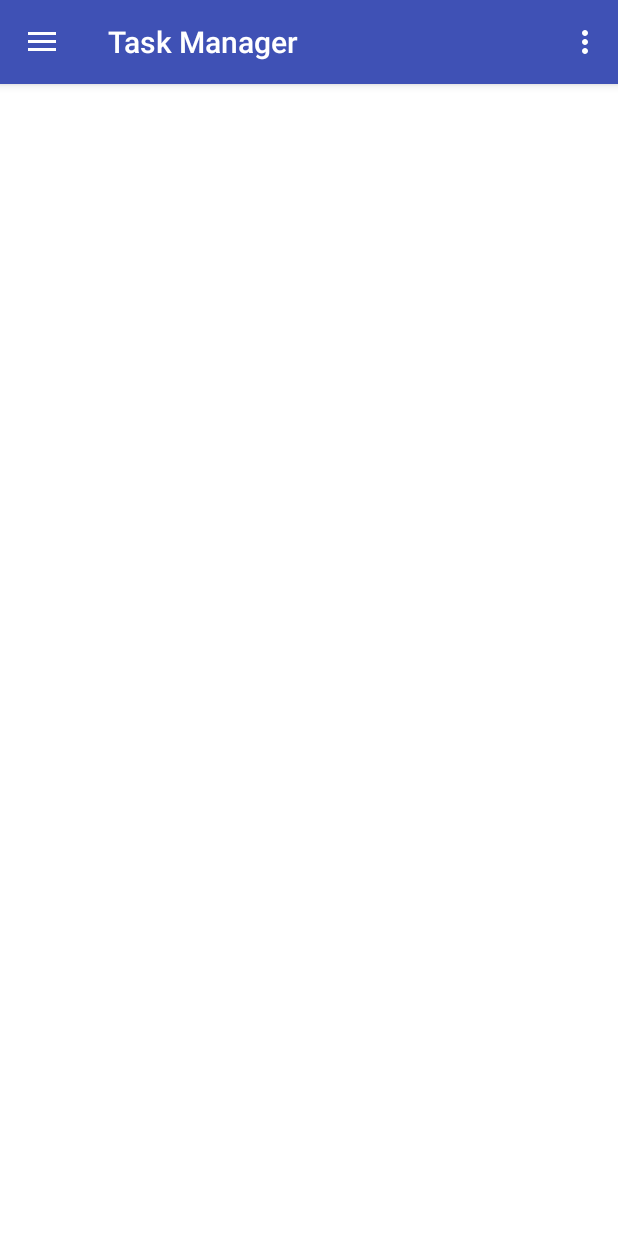
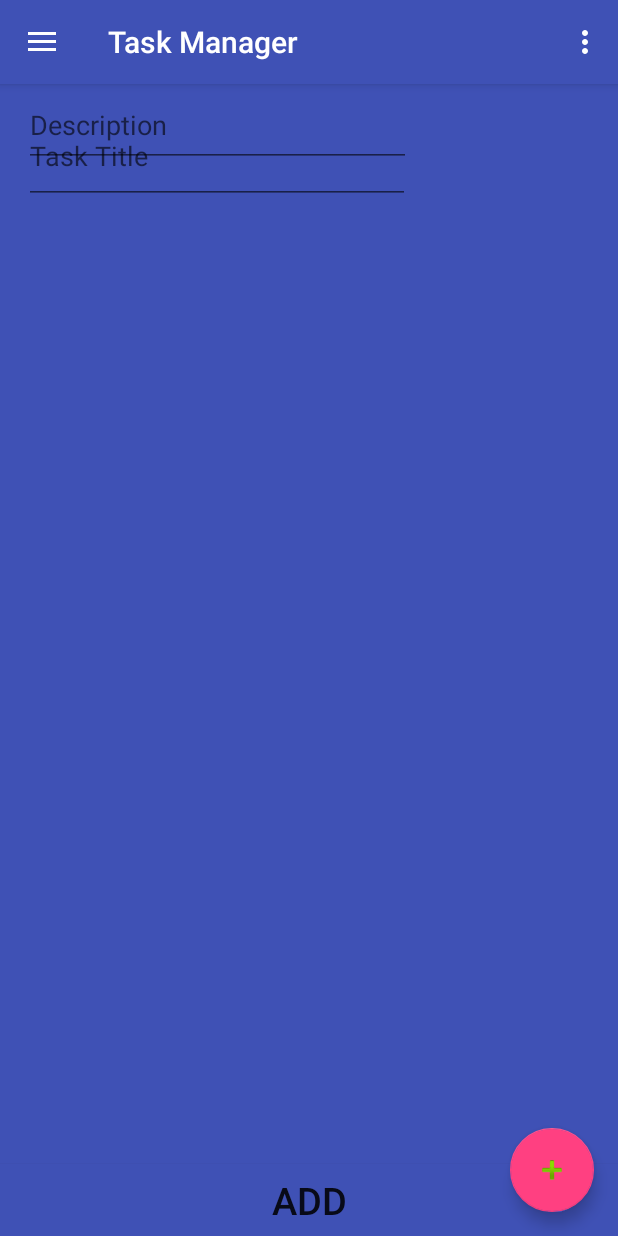
Before and after one commit to ElijahMitchellSmith/TaskManagerAndroid, an Android app: the fragment AddTaskFragment placed in its activity, on a phone screen of 412 x 824 dp. Run offline under Robolectric (Android 15) with nearby library versions, the phone set to English and light mode, and no system bars; our stand-ins replace ButterKnife; 1 statement that could not run was skipped.

Commit message:
Bound new elements in add task XML

```diff
--- a/app/src/main/java/com/example/elijahsmith/taskmanager/AddTaskFragment.java
+++ b/app/src/main/java/com/example/elijahsmith/taskmanager/AddTaskFragment.java
@@ -7,11 +7,22 @@ import android.support.v4.app.Fragment;
 import android.view.LayoutInflater;
 import android.view.View;
 import android.view.ViewGroup;
+import android.widget.EditText;
+import android.widget.Toast;
 
+import java.util.Date;
+
+import butterknife.BindView;
 import butterknife.ButterKnife;
+import butterknife.OnClick;
 
 public class AddTaskFragment extends Fragment {
     private ActivityCallback activityCallback;
+    private TaskDatabase taskDatabase;
+    @BindView(R.id.task_title_edit)
+    protected EditText taskTitle;
+    @BindView(R.id.task_description_edit)
+    protected EditText taskDescription;
 
     @Nullable
     @Override
@@ -21,6 +32,7 @@ public class AddTaskFragment extends Fragment {
         return view;
     }
 
+
     public static AddTaskFragment newInstance() {
 
         Bundle args = new Bundle();
@@ -29,14 +41,37 @@ public class AddTaskFragment extends Fragment {
         fragment.setArguments(args);
         return fragment;
     }
+    @Override
+    public void onStart() {
+        super.onStart();
+        taskDatabase = ((TaskApplication) getActivity().getApplicationContext()).getDatabase();
+    }
+
 
     public void attachParent(ActivityCallback activityCallback) {
         this.activityCallback = activityCallback;
-
     }
 
     public interface ActivityCallback {
-
         void addClicked();
     }
-}
+
+    @OnClick(R.id.add_task_button)
+    protected void addButtonClicked() {
+        if (taskTitle.getText().toString().isEmpty() || taskDescription.getText().toString().isEmpty()) {
+            Toast.makeText(getActivity(), "All Fields Are Required", Toast.LENGTH_LONG).show();
+        } else {
+            String gameName = taskTitle.getText().toString();
+            String genre = taskDescription.getText().toString();
+            addTaskToDatabase(gameName, genre);
+            Toast.makeText(getActivity(), "Game Added!", Toast.LENGTH_LONG).show();
+        }
+    }
+        private void addTaskToDatabase (final String taskTitle, final String taskDescription){
+            Task task = new Task(taskTitle, taskDescription, new Date());
+            taskDatabase.taskDao().addTask(task);
+            activityCallback.addClicked();
+
+        }
+
+    }
--- a/app/src/main/java/com/example/elijahsmith/taskmanager/MainActivity.java
+++ b/app/src/main/java/com/example/elijahsmith/taskmanager/MainActivity.java
@@ -23,8 +23,6 @@ public class MainActivity extends AppCompatActivity
     private AddTaskFragment addTaskFragment;
  //   @BindView(R.menu.activity_main_drawer)
    // protected Menu drawerMenu;
-    @BindView(R.id.add_task_button)
-    protected Button addTaskButton;
 
     @Override
     protected void onCreate(Bundle savedInstanceState) {
@@ -84,10 +82,6 @@ public class MainActivity extends AppCompatActivity
     public boolean onNavigationItemSelected(MenuItem item) {
         // Handle navigation view item clicks here.
         int id = item.getItemId();
-        if (addTaskButton.isActivated()) {
-            addTaskFragment = AddTaskFragment.newInstance();
-            getSupportFragmentManager().beginTransaction().replace(R.id.fragment_holder,addTaskFragment).commit();
-        }
 
 
      /*   if (id == R.id.nav_camera) {
@@ -109,6 +103,13 @@ public class MainActivity extends AppCompatActivity
         drawer.closeDrawer(GravityCompat.START);
         return true;
     }
+    @OnClick(R.id.add_task_fab)
+    public void addTask() {
+        addTaskFragment = AddTaskFragment.newInstance();
+        addTaskFragment.attachParent(this);
+        getSupportFragmentManager().beginTransaction().replace(R.id.fragment_holder,addTaskFragment).commit();
+
+    }
 
 
     @Override
--- a/app/src/main/res/layout/add_task_fragment.xml
+++ b/app/src/main/res/layout/add_task_fragment.xml
@@ -1,7 +1,43 @@
 <?xml version="1.0" encoding="utf-8"?>
 <android.support.constraint.ConstraintLayout xmlns:android="http://schemas.android.com/apk/res/android"
+    xmlns:app="http://schemas.android.com/apk/res-auto"
+    xmlns:tools="http://schemas.android.com/tools"
     android:layout_width="match_parent"
     android:layout_height="match_parent"
-    android:background="@android:color/white">
+    android:background="@color/colorPrimary">
+
+    <EditText
+        android:id="@+id/task_title_edit"
+        android:layout_width="257dp"
+        android:layout_height="64dp"
+        android:layout_marginStart="16dp"
+        android:layout_marginTop="16dp"
+        android:ems="10"
+        android:hint="Task Title"
+        android:inputType="textPersonName"
+        app:layout_constraintStart_toStartOf="parent"
+        app:layout_constraintTop_toTopOf="parent" />
+
+    <EditText
+        android:id="@+id/task_description_edit"
+        android:layout_width="258dp"
+        android:layout_height="55dp"
+        android:layout_marginStart="16dp"
+        android:ems="10"
+        android:hint="Description"
+        android:inputType="textPersonName"
+        app:layout_constraintStart_toStartOf="parent"
+        tools:layout_editor_absoluteY="99dp" />
+
+    <Button
+        android:id="@+id/add_task_button"
+        android:layout_width="0dp"
+        android:layout_height="wrap_content"
+        android:background="@color/colorPrimary"
+        android:text="Add"
+        android:textSize="25sp"
+        app:layout_constraintBottom_toBottomOf="parent"
+        app:layout_constraintEnd_toEndOf="parent"
+        app:layout_constraintStart_toStartOf="parent" />
 
 </android.support.constraint.ConstraintLayout>
--- a/app/src/main/res/layout/content_main.xml
+++ b/app/src/main/res/layout/content_main.xml
@@ -7,6 +7,17 @@
     app:layout_behavior="@string/appbar_scrolling_view_behavior"
     tools:context=".MainActivity"
     tools:showIn="@layout/app_bar_main">
+
+    <android.support.design.widget.FloatingActionButton
+        android:id="@+id/add_task_fab"
+        android:layout_width="wrap_content"
+        android:layout_height="wrap_content"
+        android:layout_marginBottom="16dp"
+        android:layout_marginEnd="16dp"
+        android:clickable="true"
+        app:layout_constraintBottom_toBottomOf="parent"
+        app:layout_constraintEnd_toEndOf="parent"
+        app:srcCompat="@android:drawable/ic_input_add" />
 
     <TextView
         android:id="@+id/incomplete_title_view"
```
